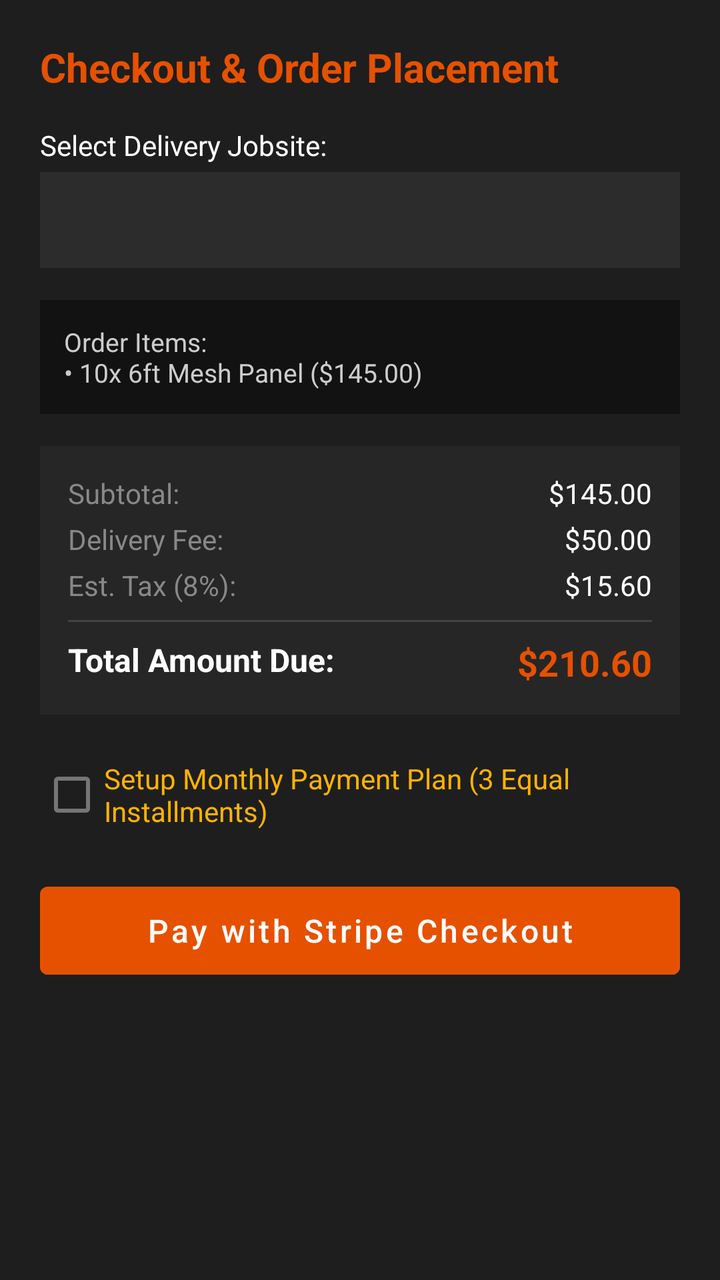
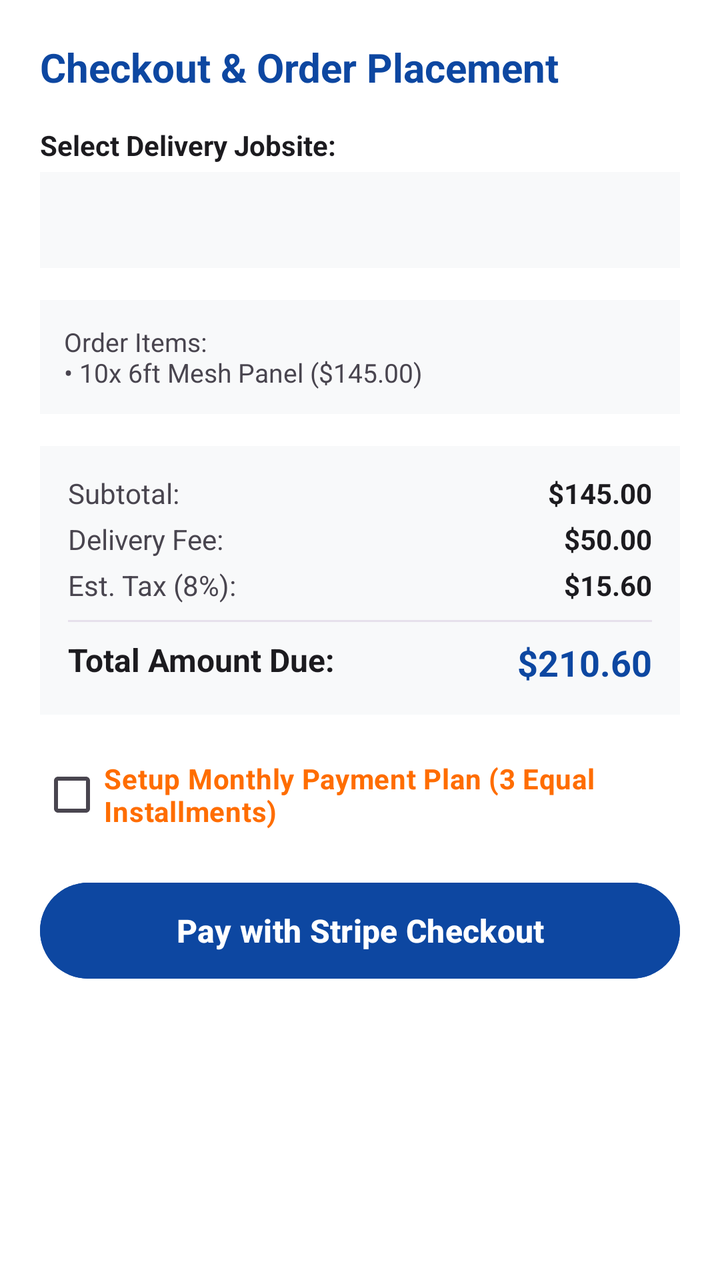

Two renders of the same Android screen: before a commit and after it. Below are the layout's source before the change and the commit's diff.
<!-- AndroidManifest.xml: application theme Theme.SecureAFenceClient -->
<!-- res/layout/dialog_checkout.xml -->
<?xml version="1.0" encoding="utf-8"?>
<ScrollView xmlns:android="http://schemas.android.com/apk/res/android"
    android:layout_width="match_parent"
    android:layout_height="wrap_content"
    android:background="#1E1E1E">

    <LinearLayout
        android:layout_width="match_parent"
        android:layout_height="wrap_content"
        android:orientation="vertical"
        android:padding="20dp">

        <TextView
            android:layout_width="wrap_content"
            android:layout_height="wrap_content"
            android:text="Checkout &amp; Order Placement"
            android:textColor="#FFE65100"
            android:textSize="20sp"
            android:textStyle="bold"
            android:layout_marginBottom="16dp" />

        <TextView
            android:layout_width="wrap_content"
            android:layout_height="wrap_content"
            android:text="Select Delivery Jobsite:"
            android:textColor="#FFFFFF"
            android:textSize="14sp"
            android:layout_marginBottom="4dp" />

        <Spinner
            android:id="@+id/spJobsite"
            android:layout_width="match_parent"
            android:layout_height="48dp"
            android:background="#2C2C2C"
            android:layout_marginBottom="16dp" />

        <TextView
            android:id="@+id/tvOrderSummaryText"
            android:layout_width="match_parent"
            android:layout_height="wrap_content"
            android:text="Order Items:\n• 10x 6ft Mesh Panel ($145.00)"
            android:textColor="#CCCCCC"
            android:textSize="13sp"
            android:background="#121212"
            android:padding="12dp"
            android:layout_marginBottom="16dp" />

        <LinearLayout
            android:layout_width="match_parent"
            android:layout_height="wrap_content"
            android:orientation="vertical"
            android:background="#262626"
            android:padding="14dp"
            android:layout_marginBottom="16dp">

            <RelativeLayout
                android:layout_width="match_parent"
                android:layout_height="wrap_content">
                <TextView android:layout_width="wrap_content" android:layout_height="wrap_content" android:text="Subtotal:" android:textColor="#888888" />
                <TextView android:id="@+id/tvSubtotal" android:layout_width="wrap_content" android:layout_height="wrap_content" android:text="$145.00" android:textColor="#FFFFFF" android:layout_alignParentEnd="true" />
            </RelativeLayout>

            <RelativeLayout
                android:layout_width="match_parent"
                android:layout_height="wrap_content"
                android:layout_marginTop="4dp">
                <TextView android:layout_width="wrap_content" android:layout_height="wrap_content" android:text="Delivery Fee:" android:textColor="#888888" />
                <TextView android:id="@+id/tvDeliveryFee" android:layout_width="wrap_content" android:layout_height="wrap_content" android:text="$50.00" android:textColor="#FFFFFF" android:layout_alignParentEnd="true" />
            </RelativeLayout>

            <RelativeLayout
                android:layout_width="match_parent"
                android:layout_height="wrap_content"
                android:layout_marginTop="4dp">
                <TextView android:layout_width="wrap_content" android:layout_height="wrap_content" android:text="Est. Tax (8%):" android:textColor="#888888" />
                <TextView android:id="@+id/tvTax" android:layout_width="wrap_content" android:layout_height="wrap_content" android:text="$15.60" android:textColor="#FFFFFF" android:layout_alignParentEnd="true" />
            </RelativeLayout>

            <View android:layout_width="match_parent" android:layout_height="1dp" android:background="#444444" android:layout_marginTop="8dp" android:layout_marginBottom="8dp" />

            <RelativeLayout
                android:layout_width="match_parent"
                android:layout_height="wrap_content">
                <TextView android:layout_width="wrap_content" android:layout_height="wrap_content" android:text="Total Amount Due:" android:textColor="#FFFFFF" android:textSize="16sp" android:textStyle="bold" />
                <TextView android:id="@+id/tvTotalAmount" android:layout_width="wrap_content" android:layout_height="wrap_content" android:text="$210.60" android:textColor="#FFE65100" android:textSize="18sp" android:textStyle="bold" android:layout_alignParentEnd="true" />
            </RelativeLayout>
        </LinearLayout>

        <CheckBox
            android:id="@+id/cbPaymentPlan"
            android:layout_width="wrap_content"
            android:layout_height="wrap_content"
            android:text="Setup Monthly Payment Plan (3 Equal Installments)"
            android:textColor="#FFB300"
            android:layout_marginBottom="16dp" />

        <Button
            android:id="@+id/btnPayStripe"
            android:layout_width="match_parent"
            android:layout_height="56dp"
            android:text="Pay with Stripe Checkout"
            android:textAllCaps="false"
            android:textSize="16sp"
            android:backgroundTint="#FFE65100"
            android:textColor="#FFFFFF" />

        <ProgressBar
            android:id="@+id/pbLoading"
            android:layout_width="wrap_content"
            android:layout_height="wrap_content"
            android:layout_gravity="center"
            android:indeterminateTint="#FFE65100"
            android:visibility="gone"
            android:layout_marginTop="12dp" />

    </LinearLayout>
</ScrollView>
<!-- resources referenced by this layout -->
<resources>
  <style name="Theme.SecureAFenceClient" parent="Theme.MaterialComponents.DayNight.DarkActionBar">
          <item name="colorPrimary">@color/primary_orange</item>
          <item name="colorSecondary">@color/accent_gold</item>
      </style>
  <color name="primary_orange">#FFE65100</color>
  <color name="accent_gold">#FFFFB300</color>
</resources>

<!-- the commit's change to res/layout/dialog_checkout.xml (unified diff, before → after) -->
@@ -2,7 +2,7 @@
 <ScrollView xmlns:android="http://schemas.android.com/apk/res/android"
     android:layout_width="match_parent"
     android:layout_height="wrap_content"
-    android:background="#1E1E1E">
+    android:background="@color/white">
 
     <LinearLayout
         android:layout_width="match_parent"
@@ -14,7 +14,7 @@
             android:layout_width="wrap_content"
             android:layout_height="wrap_content"
             android:text="Checkout &amp; Order Placement"
-            android:textColor="#FFE65100"
+            android:textColor="@color/primary_blue"
             android:textSize="20sp"
             android:textStyle="bold"
             android:layout_marginBottom="16dp" />
@@ -23,15 +23,16 @@
             android:layout_width="wrap_content"
             android:layout_height="wrap_content"
             android:text="Select Delivery Jobsite:"
-            android:textColor="#FFFFFF"
+            android:textColor="@color/text_primary"
             android:textSize="14sp"
+            android:textStyle="bold"
             android:layout_marginBottom="4dp" />
 
         <Spinner
             android:id="@+id/spJobsite"
             android:layout_width="match_parent"
             android:layout_height="48dp"
-            android:background="#2C2C2C"
+            android:background="@color/bg_light"
             android:layout_marginBottom="16dp" />
 
         <TextView
@@ -39,9 +40,9 @@
             android:layout_width="match_parent"
             android:layout_height="wrap_content"
             android:text="Order Items:\n• 10x 6ft Mesh Panel ($145.00)"
-            android:textColor="#CCCCCC"
+            android:textColor="@color/text_secondary"
             android:textSize="13sp"
-            android:background="#121212"
+            android:background="@color/bg_light"
             android:padding="12dp"
             android:layout_marginBottom="16dp" />
 
@@ -49,40 +50,40 @@
             android:layout_width="match_parent"
             android:layout_height="wrap_content"
             android:orientation="vertical"
-            android:background="#262626"
+            android:background="@color/bg_light"
             android:padding="14dp"
             android:layout_marginBottom="16dp">
 
             <RelativeLayout
                 android:layout_width="match_parent"
                 android:layout_height="wrap_content">
-                <TextView android:layout_width="wrap_content" android:layout_height="wrap_content" android:text="Subtotal:" android:textColor="#888888" />
-                <TextView android:id="@+id/tvSubtotal" android:layout_width="wrap_content" android:layout_height="wrap_content" android:text="$145.00" android:textColor="#FFFFFF" android:layout_alignParentEnd="true" />
+                <TextView android:layout_width="wrap_content" android:layout_height="wrap_content" android:text="Subtotal:" android:textColor="@color/text_secondary" />
+                <TextView android:id="@+id/tvSubtotal" android:layout_width="wrap_content" android:layout_height="wrap_content" android:text="$145.00" android:textColor="@color/text_primary" android:textStyle="bold" android:layout_alignParentEnd="true" />
             </RelativeLayout>
 
             <RelativeLayout
                 android:layout_width="match_parent"
                 android:layout_height="wrap_content"
                 android:layout_marginTop="4dp">
-                <TextView android:layout_width="wrap_content" android:layout_height="wrap_content" android:text="Delivery Fee:" android:textColor="#888888" />
-                <TextView android:id="@+id/tvDeliveryFee" android:layout_width="wrap_content" android:layout_height="wrap_content" android:text="$50.00" android:textColor="#FFFFFF" android:layout_alignParentEnd="true" />
+                <TextView android:layout_width="wrap_content" android:layout_height="wrap_content" android:text="Delivery Fee:" android:textColor="@color/text_secondary" />
+                <TextView android:id="@+id/tvDeliveryFee" android:layout_width="wrap_content" android:layout_height="wrap_content" android:text="$50.00" android:textColor="@color/text_primary" android:textStyle="bold" android:layout_alignParentEnd="true" />
             </RelativeLayout>
 
             <RelativeLayout
                 android:layout_width="match_parent"
                 android:layout_height="wrap_content"
                 android:layout_marginTop="4dp">
-                <TextView android:layout_width="wrap_content" android:layout_height="wrap_content" android:text="Est. Tax (8%):" android:textColor="#888888" />
-                <TextView android:id="@+id/tvTax" android:layout_width="wrap_content" android:layout_height="wrap_content" android:text="$15.60" android:textColor="#FFFFFF" android:layout_alignParentEnd="true" />
+                <TextView android:layout_width="wrap_content" android:layout_height="wrap_content" android:text="Est. Tax (8%):" android:textColor="@color/text_secondary" />
+                <TextView android:id="@+id/tvTax" android:layout_width="wrap_content" android:layout_height="wrap_content" android:text="$15.60" android:textColor="@color/text_primary" android:textStyle="bold" android:layout_alignParentEnd="true" />
             </RelativeLayout>
 
-            <View android:layout_width="match_parent" android:layout_height="1dp" android:background="#444444" android:layout_marginTop="8dp" android:layout_marginBottom="8dp" />
+            <View android:layout_width="match_parent" android:layout_height="1dp" android:background="@color/divider_color" android:layout_marginTop="8dp" android:layout_marginBottom="8dp" />
 
             <RelativeLayout
                 android:layout_width="match_parent"
                 android:layout_height="wrap_content">
-                <TextView android:layout_width="wrap_content" android:layout_height="wrap_content" android:text="Total Amount Due:" android:textColor="#FFFFFF" android:textSize="16sp" android:textStyle="bold" />
-                <TextView android:id="@+id/tvTotalAmount" android:layout_width="wrap_content" android:layout_height="wrap_content" android:text="$210.60" android:textColor="#FFE65100" android:textSize="18sp" android:textStyle="bold" android:layout_alignParentEnd="true" />
+                <TextView android:layout_width="wrap_content" android:layout_height="wrap_content" android:text="Total Amount Due:" android:textColor="@color/text_primary" android:textSize="16sp" android:textStyle="bold" />
+                <TextView android:id="@+id/tvTotalAmount" android:layout_width="wrap_content" android:layout_height="wrap_content" android:text="$210.60" android:textColor="@color/primary_blue" android:textSize="18sp" android:textStyle="bold" android:layout_alignParentEnd="true" />
             </RelativeLayout>
         </LinearLayout>
 
@@ -91,7 +92,8 @@
             android:layout_width="wrap_content"
             android:layout_height="wrap_content"
             android:text="Setup Monthly Payment Plan (3 Equal Installments)"
-            android:textColor="#FFB300"
+            android:textColor="@color/accent_orange"
+            android:textStyle="bold"
             android:layout_marginBottom="16dp" />
 
         <Button
@@ -101,15 +103,16 @@
             android:text="Pay with Stripe Checkout"
             android:textAllCaps="false"
             android:textSize="16sp"
-            android:backgroundTint="#FFE65100"
-            android:textColor="#FFFFFF" />
+            android:textStyle="bold"
+            android:backgroundTint="@color/primary_blue"
+            android:textColor="@color/white" />
 
         <ProgressBar
             android:id="@+id/pbLoading"
             android:layout_width="wrap_content"
             android:layout_height="wrap_content"
             android:layout_gravity="center"
-            android:indeterminateTint="#FFE65100"
+            android:indeterminateTint="@color/primary_blue"
             android:visibility="gone"
             android:layout_marginTop="12dp" />
 
<!-- resource entries referenced after the edit -->
@@ -1,10 +1,21 @@
 <!-- resources referenced by this layout -->
 <resources>
-  <style name="Theme.SecureAFenceClient" parent="Theme.MaterialComponents.DayNight.DarkActionBar">
-          <item name="colorPrimary">@color/primary_orange</item>
-          <item name="colorSecondary">@color/accent_gold</item>
+  <color name="accent_orange">#FF6D00</color>
+  <color name="bg_light">#F8F9FA</color>
+  <color name="divider_color">#E7E0EC</color>
+  <color name="primary_blue">#0D47A1</color>
+  <color name="text_primary">#1C1B1F</color>
+  <color name="text_secondary">#49454F</color>
+  <color name="white">#FFFFFF</color>
+  <style name="Theme.SecureAFenceClient" parent="Theme.Material3.DayNight.NoActionBar">
+          <item name="colorPrimary">@color/primary_blue</item>
+          <item name="colorSecondary">@color/accent_orange</item>
+          <item name="colorOnPrimary">@color/white</item>
+          <item name="colorOnSecondary">@color/white</item>
+          <item name="android:windowBackground">@color/bg_light</item>
+          <item name="android:textColorPrimary">@color/text_primary</item>
+          <item name="android:textColorSecondary">@color/text_secondary</item>
+          <item name="android:statusBarColor">@color/primary_blue</item>
       </style>
-  <color name="primary_orange">#FFE65100</color>
-  <color name="accent_gold">#FFFFB300</color>
 </resources>
 
